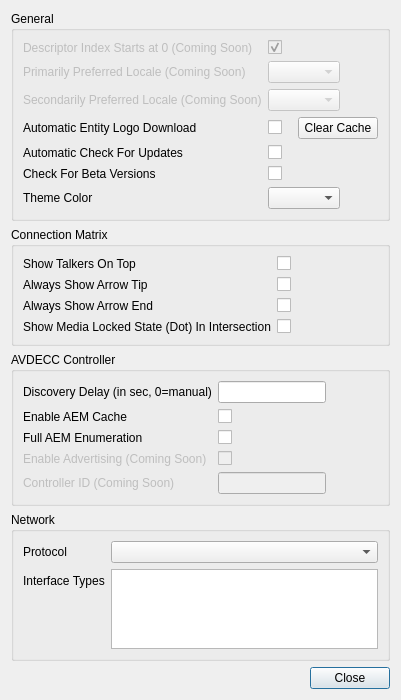
The window that src/settingsDialog.ui (christophe-calmejane/Hive) describes before a commit, drawn with Qt 5.
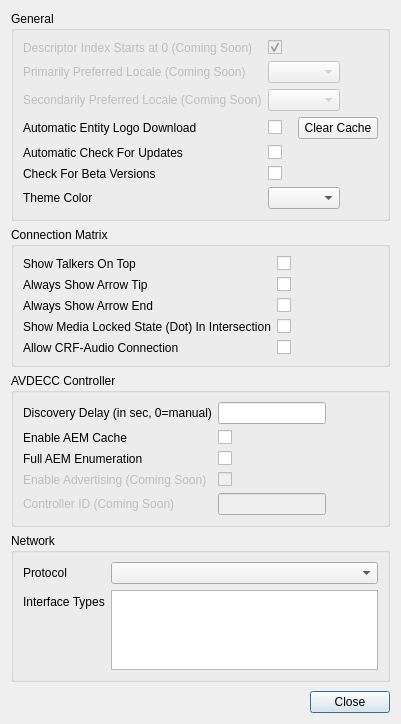
The same window after the commit. Custom widgets are drawn as their Qt base class.

Commit message: Added option to hide connections between CRF and Audio streams

```diff
--- a/src/settingsDialog.ui
+++ b/src/settingsDialog.ui
@@ -6,8 +6,8 @@
    <rect>
     <x>0</x>
     <y>0</y>
-    <width>377</width>
-    <height>649</height>
+    <width>383</width>
+    <height>724</height>
    </rect>
   </property>
   <property name="sizePolicy">
@@ -201,6 +201,16 @@
       <item row="3" column="1">
        <widget class="QCheckBox" name="showMediaLockedDotCheckBox"/>
       </item>
+      <item row="4" column="0">
+       <widget class="QLabel" name="allowCRFAudioConnectionLabel">
+        <property name="text">
+         <string>Allow CRF-Audio Connection</string>
+        </property>
+       </widget>
+      </item>
+      <item row="4" column="1">
+       <widget class="QCheckBox" name="allowCRFAudioConnectionCheckBox"/>
+      </item>
      </layout>
     </widget>
    </item>
```
The commit also changes 14 other files.
